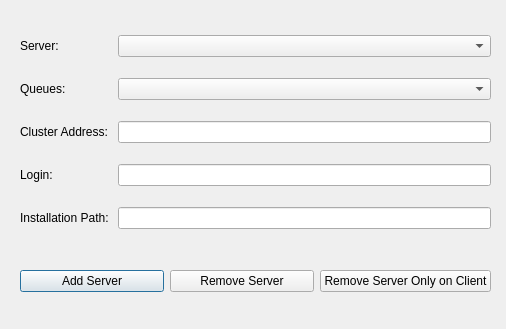
Old version of the form python/soma/workflow/gui/ServerManagement.ui in the repository populse/soma-workflow.
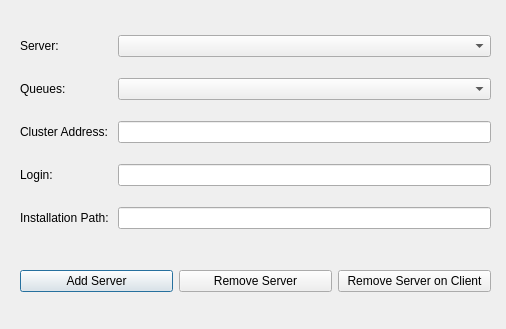
New version of the form.

```diff
--- a/python/soma/workflow/gui/ServerManagement.ui
+++ b/python/soma/workflow/gui/ServerManagement.ui
@@ -109,7 +109,7 @@
     <item row="2" column="3">
      <widget class="QPushButton" name="btn_rm_serveronclient">
       <property name="text">
-       <string>Remove Server Only on Client</string>
+       <string>Remove Server on Client</string>
       </property>
      </widget>
     </item>
```
